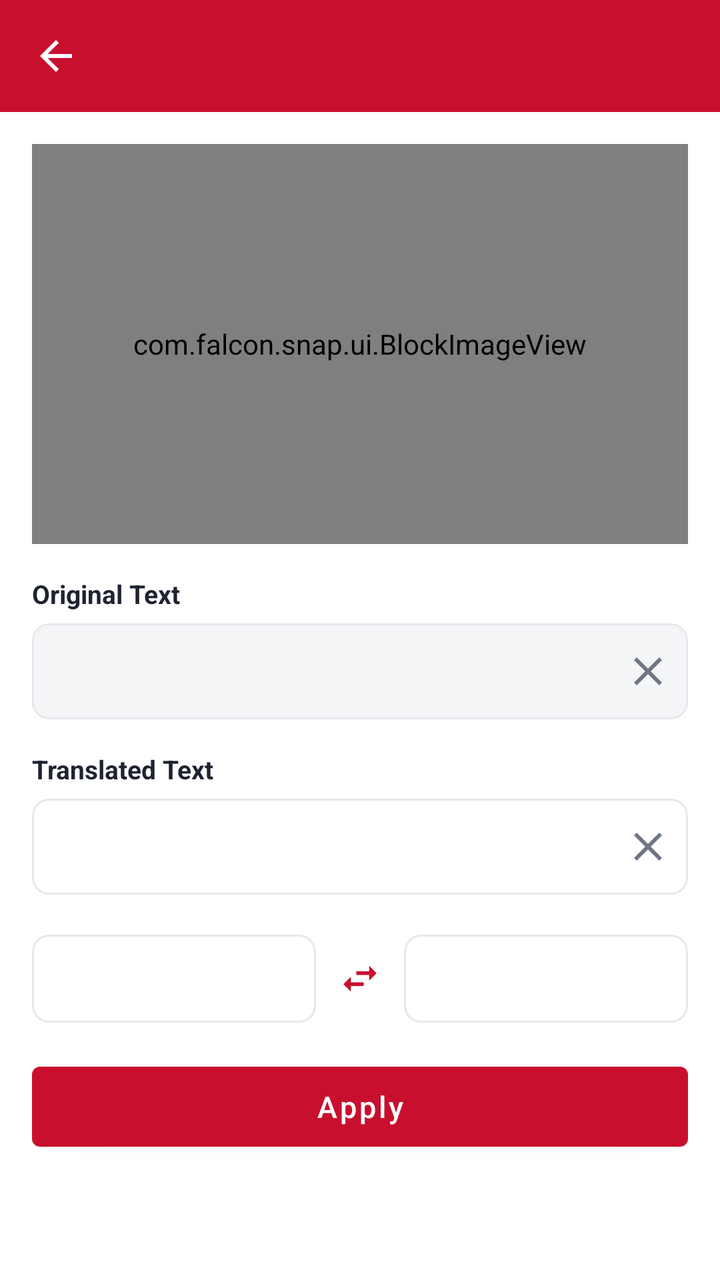
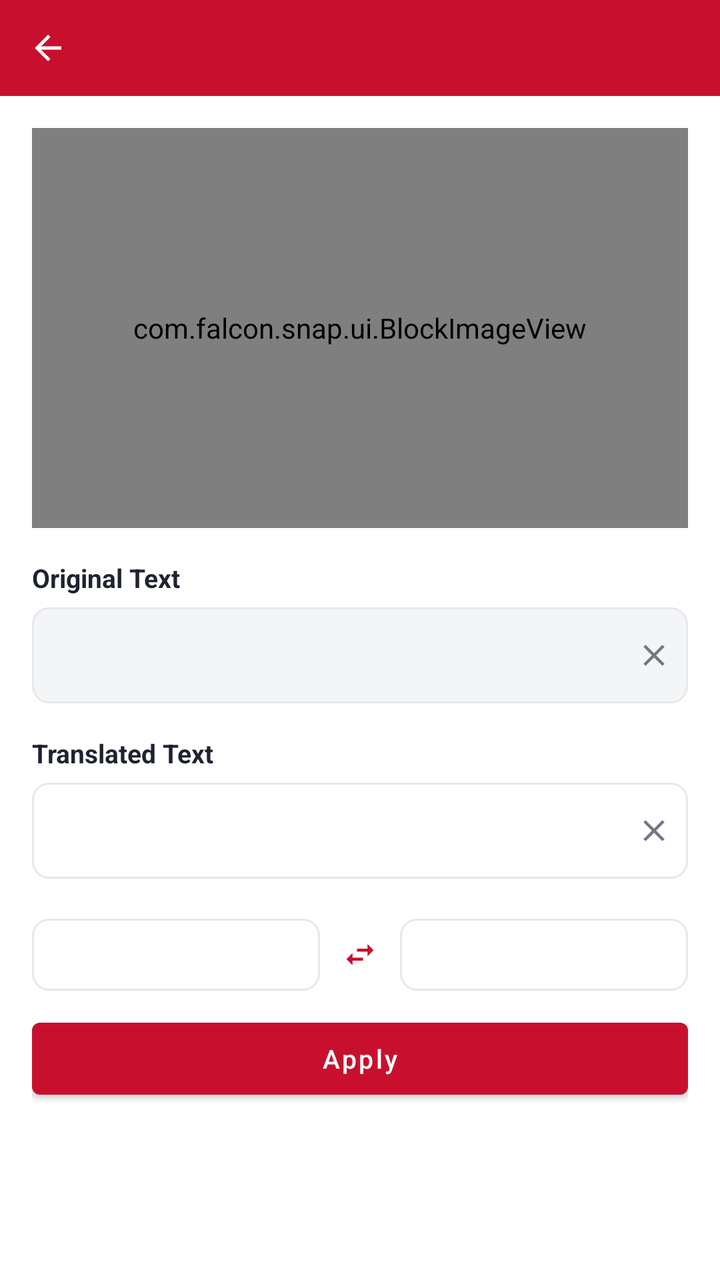

Screens rendered from an Android XML layout before and after an edit, with the pre-edit source and the edit as a unified diff.
<!-- AndroidManifest.xml: application theme Theme.Snap -->
<!-- res/layout/activity_edit.xml -->
<?xml version="1.0" encoding="utf-8"?>
<LinearLayout xmlns:android="http://schemas.android.com/apk/res/android"
    xmlns:app="http://schemas.android.com/apk/res-auto"
    android:layout_width="match_parent"
    android:layout_height="match_parent"
    android:background="@color/white"
    android:orientation="vertical">

    <include layout="@layout/view_top_bar" />

    <ScrollView
        android:layout_width="match_parent"
        android:layout_height="0dp"
        android:layout_weight="1"
        android:fillViewport="true">

        <LinearLayout
            android:layout_width="match_parent"
            android:layout_height="wrap_content"
            android:orientation="vertical"
            android:padding="16dp">

            <com.falcon.snap.ui.BlockImageView
                android:id="@+id/edit_image"
                android:layout_width="match_parent"
                android:layout_height="200dp"
                android:background="@color/black"
                android:importantForAccessibility="no"
                android:scaleType="fitCenter" />

            
            <LinearLayout
                android:id="@+id/block_nav"
                android:layout_width="match_parent"
                android:layout_height="wrap_content"
                android:layout_marginTop="8dp"
                android:gravity="center"
                android:orientation="horizontal"
                android:visibility="gone">

                <ImageButton
                    android:id="@+id/block_prev"
                    android:layout_width="40dp"
                    android:layout_height="40dp"
                    android:background="?attr/selectableItemBackgroundBorderless"
                    android:contentDescription="@string/cd_previous"
                    android:rotation="180"
                    android:src="@drawable/ic_chevron_right"
                    app:tint="@color/brand_red" />

                <TextView
                    android:id="@+id/block_counter"
                    android:layout_width="wrap_content"
                    android:layout_height="wrap_content"
                    android:layout_marginStart="12dp"
                    android:layout_marginEnd="12dp"
                    android:textColor="@color/text_primary"
                    android:textSize="14sp" />

                <ImageButton
                    android:id="@+id/block_next"
                    android:layout_width="40dp"
                    android:layout_height="40dp"
                    android:background="?attr/selectableItemBackgroundBorderless"
                    android:contentDescription="@string/cd_next"
                    android:src="@drawable/ic_chevron_right"
                    app:tint="@color/brand_red" />
            </LinearLayout>

            <TextView
                style="@style/SectionLabel"
                android:layout_marginTop="16dp"
                android:text="@string/label_original_text" />

            <LinearLayout
                android:layout_width="match_parent"
                android:layout_height="wrap_content"
                android:layout_marginTop="6dp"
                android:background="@drawable/bg_input"
                android:gravity="center_vertical"
                android:orientation="horizontal">

                <EditText
                    android:id="@+id/edit_original"
                    android:layout_width="0dp"
                    android:layout_height="wrap_content"
                    android:layout_weight="1"
                    android:background="@null"
                    android:importantForAutofill="no"
                    android:inputType="textMultiLine|textNoSuggestions"
                    android:maxLines="5"
                    android:minHeight="48dp"
                    android:padding="12dp"
                    android:textColor="@color/text_primary"
                    android:textSize="15sp" />

                <ImageButton
                    android:id="@+id/clear_original"
                    android:layout_width="40dp"
                    android:layout_height="40dp"
                    android:background="?attr/selectableItemBackgroundBorderless"
                    android:contentDescription="@string/cd_clear"
                    android:padding="10dp"
                    android:src="@drawable/ic_close"
                    app:tint="@color/text_secondary" />
            </LinearLayout>

            <TextView
                style="@style/SectionLabel"
                android:layout_marginTop="16dp"
                android:text="@string/label_translated_text" />

            <LinearLayout
                android:layout_width="match_parent"
                android:layout_height="wrap_content"
                android:layout_marginTop="6dp"
                android:background="@drawable/bg_text_box"
                android:gravity="center_vertical"
                android:orientation="horizontal">

                <EditText
                    android:id="@+id/edit_translated"
                    android:layout_width="0dp"
                    android:layout_height="wrap_content"
                    android:layout_weight="1"
                    android:background="@null"
                    android:importantForAutofill="no"
                    android:inputType="textMultiLine"
                    android:maxLines="5"
                    android:minHeight="48dp"
                    android:padding="12dp"
                    android:textColor="@color/text_primary"
                    android:textSize="15sp" />

                <ImageButton
                    android:id="@+id/clear_translated"
                    android:layout_width="40dp"
                    android:layout_height="40dp"
                    android:background="?attr/selectableItemBackgroundBorderless"
                    android:contentDescription="@string/cd_clear"
                    android:padding="10dp"
                    android:src="@drawable/ic_close"
                    app:tint="@color/text_secondary" />
            </LinearLayout>

            <LinearLayout
                android:id="@+id/lang_bar"
                android:layout_width="match_parent"
                android:layout_height="44dp"
                android:layout_marginTop="20dp"
                android:gravity="center_vertical"
                android:orientation="horizontal">

                <TextView
                    android:id="@+id/lang_source"
                    android:layout_width="0dp"
                    android:layout_height="match_parent"
                    android:layout_weight="1"
                    android:background="@drawable/bg_text_box"
                    android:gravity="center"
                    android:maxLines="1"
                    android:textColor="@color/text_primary"
                    android:textSize="13sp" />

                <ImageView
                    android:id="@+id/lang_swap"
                    android:layout_width="44dp"
                    android:layout_height="44dp"
                    android:background="?attr/selectableItemBackgroundBorderless"
                    android:contentDescription="@string/cd_swap"
                    android:padding="11dp"
                    android:src="@drawable/ic_swap"
                    app:tint="@color/brand_red" />

                <TextView
                    android:id="@+id/lang_target"
                    android:layout_width="0dp"
                    android:layout_height="match_parent"
                    android:layout_weight="1"
                    android:background="@drawable/bg_text_box"
                    android:gravity="center"
                    android:maxLines="1"
                    android:textColor="@color/text_primary"
                    android:textSize="13sp" />
            </LinearLayout>

            <com.google.android.material.button.MaterialButton
                android:id="@+id/btn_apply"
                android:layout_width="match_parent"
                android:layout_height="52dp"
                android:layout_marginTop="16dp"
                android:text="@string/btn_apply"
                android:textAllCaps="false"
                android:textSize="15sp" />
        </LinearLayout>
    </ScrollView>
</LinearLayout>
<!-- res/layout/view_top_bar.xml (included above) -->
<?xml version="1.0" encoding="utf-8"?>
<LinearLayout xmlns:android="http://schemas.android.com/apk/res/android"
    xmlns:app="http://schemas.android.com/apk/res-auto"
    android:id="@+id/top_bar"
    android:layout_width="match_parent"
    android:layout_height="56dp"
    android:background="@color/brand_red"
    android:gravity="center_vertical"
    android:orientation="horizontal"
    android:paddingStart="4dp"
    android:paddingEnd="4dp">

    <ImageButton
        android:id="@+id/top_back"
        android:layout_width="48dp"
        android:layout_height="48dp"
        android:background="?attr/selectableItemBackgroundBorderless"
        android:contentDescription="@string/cd_back"
        android:src="@drawable/ic_back"
        app:tint="@color/white" />

    <LinearLayout
        android:layout_width="0dp"
        android:layout_height="wrap_content"
        android:layout_marginStart="8dp"
        android:layout_weight="1"
        android:orientation="vertical">

        <TextView
            android:id="@+id/top_title"
            android:layout_width="wrap_content"
            android:layout_height="wrap_content"
            android:ellipsize="end"
            android:maxLines="1"
            android:textColor="@color/white"
            android:textSize="18sp"
            android:textStyle="bold" />

        <TextView
            android:id="@+id/top_subtitle"
            android:layout_width="wrap_content"
            android:layout_height="wrap_content"
            android:textColor="@color/white_muted"
            android:textSize="12sp"
            android:visibility="gone" />
    </LinearLayout>

    <ImageButton
        android:id="@+id/top_action"
        android:layout_width="48dp"
        android:layout_height="48dp"
        android:background="?attr/selectableItemBackgroundBorderless"
        android:visibility="gone"
        app:tint="@color/white" />
</LinearLayout>
<!-- resources referenced by this layout -->
<resources>
  <color name="black">#000000</color>
  <color name="brand_red">#C8102E</color>
  <color name="text_primary">#1E2330</color>
  <color name="text_secondary">#6F7685</color>
  <color name="white">#FFFFFF</color>
  <color name="white_muted">#E6FFFFFF</color>
  <!-- drawable bg_input (drawable) -->
  <?xml version="1.0" encoding="utf-8"?>
  <shape xmlns:android="http://schemas.android.com/apk/res/android"
      android:shape="rectangle">
      <solid android:color="@color/bg_app" />
      <stroke
          android:width="1dp"
          android:color="@color/divider" />
      <corners android:radius="8dp" />
  </shape>
  <!-- drawable bg_text_box (drawable) -->
  <?xml version="1.0" encoding="utf-8"?>
  <shape xmlns:android="http://schemas.android.com/apk/res/android"
      android:shape="rectangle">
      <solid android:color="@color/white" />
      <stroke
          android:width="1dp"
          android:color="@color/divider" />
      <corners android:radius="8dp" />
  </shape>
  <!-- drawable ic_chevron_right (drawable) -->
  <?xml version="1.0" encoding="utf-8"?>
  <vector xmlns:android="http://schemas.android.com/apk/res/android"
      android:width="24dp"
      android:height="24dp"
      android:viewportWidth="24"
      android:viewportHeight="24">
      <path
          android:fillColor="#FF000000"
          android:pathData="M10,6L8.59,7.41 13.17,12l-4.58,4.59L10,18l6,-6z" />
  </vector>
  <string name="btn_apply">Apply</string>
  <string name="cd_back">Back</string>
  <string name="cd_clear">Clear text</string>
  <string name="cd_next">Next text</string>
  <string name="cd_previous">Previous text</string>
  <string name="cd_swap">Swap languages</string>
  <string name="label_original_text">Original Text</string>
  <string name="label_translated_text">Translated Text</string>
  <style name="SectionLabel">
          <item name="android:layout_width">wrap_content</item>
          <item name="android:layout_height">wrap_content</item>
          <item name="android:textColor">@color/text_primary</item>
          <item name="android:textSize">13sp</item>
          <item name="android:textStyle">bold</item>
      </style>
  <color name="bg_app">#F4F5F7</color>
  <color name="divider">#E6E8EC</color>
  <color name="brand_red_dark">#9E0B22</color>
  <!-- unchanged entries left out for length: 4 -->
</resources>

<!-- the commit's change to res/layout/activity_edit.xml (unified diff, before → after) -->
@@ -40,9 +40,7 @@
 
                 <ImageButton
                     android:id="@+id/block_prev"
-                    android:layout_width="40dp"
-                    android:layout_height="40dp"
-                    android:background="?attr/selectableItemBackgroundBorderless"
+                    style="@style/IconButton.Small"
                     android:contentDescription="@string/cd_previous"
                     android:rotation="180"
                     android:src="@drawable/ic_chevron_right"
@@ -59,9 +57,7 @@
 
                 <ImageButton
                     android:id="@+id/block_next"
-                    android:layout_width="40dp"
-                    android:layout_height="40dp"
-                    android:background="?attr/selectableItemBackgroundBorderless"
+                    style="@style/IconButton.Small"
                     android:contentDescription="@string/cd_next"
                     android:src="@drawable/ic_chevron_right"
                     app:tint="@color/brand_red" />
@@ -96,11 +92,8 @@
 
                 <ImageButton
                     android:id="@+id/clear_original"
-                    android:layout_width="40dp"
-                    android:layout_height="40dp"
-                    android:background="?attr/selectableItemBackgroundBorderless"
+                    style="@style/IconButton.Small"
                     android:contentDescription="@string/cd_clear"
-                    android:padding="10dp"
                     android:src="@drawable/ic_close"
                     app:tint="@color/text_secondary" />
             </LinearLayout>
@@ -134,11 +127,8 @@
 
                 <ImageButton
                     android:id="@+id/clear_translated"
-                    android:layout_width="40dp"
-                    android:layout_height="40dp"
-                    android:background="?attr/selectableItemBackgroundBorderless"
+                    style="@style/IconButton.Small"
                     android:contentDescription="@string/cd_clear"
-                    android:padding="10dp"
                     android:src="@drawable/ic_close"
                     app:tint="@color/text_secondary" />
             </LinearLayout>
@@ -146,7 +136,7 @@
             <LinearLayout
                 android:id="@+id/lang_bar"
                 android:layout_width="match_parent"
-                android:layout_height="44dp"
+                android:layout_height="@dimen/button_height"
                 android:layout_marginTop="20dp"
                 android:gravity="center_vertical"
                 android:orientation="horizontal">
@@ -164,11 +154,11 @@
 
                 <ImageView
                     android:id="@+id/lang_swap"
-                    android:layout_width="44dp"
-                    android:layout_height="44dp"
+                    android:layout_width="@dimen/icon_button_size"
+                    android:layout_height="@dimen/button_height"
                     android:background="?attr/selectableItemBackgroundBorderless"
                     android:contentDescription="@string/cd_swap"
-                    android:padding="11dp"
+                    android:padding="9dp"
                     android:src="@drawable/ic_swap"
                     app:tint="@color/brand_red" />
 
@@ -186,12 +176,11 @@
 
             <com.google.android.material.button.MaterialButton
                 android:id="@+id/btn_apply"
-                android:layout_width="match_parent"
-                android:layout_height="52dp"
+                style="@style/Widget.Snap.Button"
+                android:layout_width="match_parent"
+                android:layout_height="@dimen/button_height"
                 android:layout_marginTop="16dp"
-                android:text="@string/btn_apply"
-                android:textAllCaps="false"
-                android:textSize="15sp" />
+                android:text="@string/btn_apply" />
         </LinearLayout>
     </ScrollView>
 </LinearLayout>
@@ -201,7 +190,7 @@
     xmlns:app="http://schemas.android.com/apk/res-auto"
     android:id="@+id/top_bar"
     android:layout_width="match_parent"
-    android:layout_height="56dp"
+    android:layout_height="@dimen/top_bar_height"
     android:background="@color/brand_red"
     android:gravity="center_vertical"
     android:orientation="horizontal"
@@ -210,9 +199,7 @@
 
     <ImageButton
         android:id="@+id/top_back"
-        android:layout_width="48dp"
-        android:layout_height="48dp"
-        android:background="?attr/selectableItemBackgroundBorderless"
+        style="@style/IconButton"
         android:contentDescription="@string/cd_back"
         android:src="@drawable/ic_back"
         app:tint="@color/white" />
@@ -245,9 +232,7 @@
 
     <ImageButton
         android:id="@+id/top_action"
-        android:layout_width="48dp"
-        android:layout_height="48dp"
-        android:background="?attr/selectableItemBackgroundBorderless"
+        style="@style/IconButton"
         android:visibility="gone"
         app:tint="@color/white" />
 </LinearLayout>
<!-- resource entries referenced after the edit -->
@@ -6,6 +6,9 @@
   <color name="text_secondary">#6F7685</color>
   <color name="white">#FFFFFF</color>
   <color name="white_muted">#E6FFFFFF</color>
+  <dimen name="button_height">36dp</dimen>
+  <dimen name="icon_button_size">40dp</dimen>
+  <dimen name="top_bar_height">48dp</dimen>
   <!-- drawable bg_input (drawable) -->
   <?xml version="1.0" encoding="utf-8"?>
   <shape xmlns:android="http://schemas.android.com/apk/res/android"
@@ -45,6 +48,18 @@
   <string name="cd_swap">Swap languages</string>
   <string name="label_original_text">Original Text</string>
   <string name="label_translated_text">Translated Text</string>
+  <style name="IconButton">
+          <item name="android:layout_width">@dimen/icon_button_size</item>
+          <item name="android:layout_height">@dimen/icon_button_size</item>
+          <item name="android:padding">@dimen/icon_button_padding</item>
+          <item name="android:scaleType">fitCenter</item>
+          <item name="android:background">?attr/selectableItemBackgroundBorderless</item>
+      </style>
+  <style name="IconButton.Small">
+          <item name="android:layout_width">@dimen/icon_button_size_small</item>
+          <item name="android:layout_height">@dimen/icon_button_size_small</item>
+          <item name="android:padding">@dimen/icon_button_padding_small</item>
+      </style>
   <style name="SectionLabel">
           <item name="android:layout_width">wrap_content</item>
           <item name="android:layout_height">wrap_content</item>
@@ -52,8 +67,21 @@
           <item name="android:textSize">13sp</item>
           <item name="android:textStyle">bold</item>
       </style>
+  <style name="Widget.Snap.Button" parent="Widget.MaterialComponents.Button">
+          <item name="android:minHeight">0dp</item>
+          <item name="android:insetTop">0dp</item>
+          <item name="android:insetBottom">0dp</item>
+          <item name="android:paddingTop">0dp</item>
+          <item name="android:paddingBottom">0dp</item>
+          <item name="android:textSize">@dimen/button_text_size</item>
+          <item name="android:textAllCaps">false</item>
+      </style>
   <color name="bg_app">#F4F5F7</color>
   <color name="divider">#E6E8EC</color>
+  <dimen name="icon_button_padding">10dp</dimen>
+  <dimen name="icon_button_size_small">34dp</dimen>
+  <dimen name="icon_button_padding_small">8dp</dimen>
+  <dimen name="button_text_size">13sp</dimen>
   <color name="brand_red_dark">#9E0B22</color>
   <!-- unchanged entries left out for length: 4 -->
 </resources>
